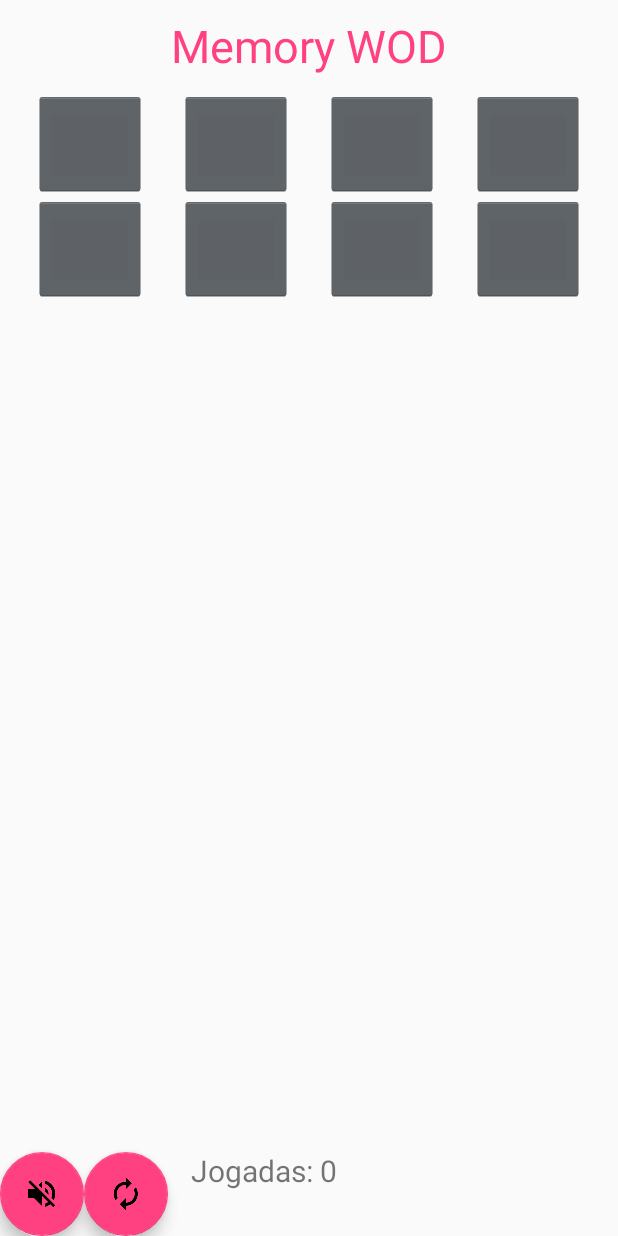
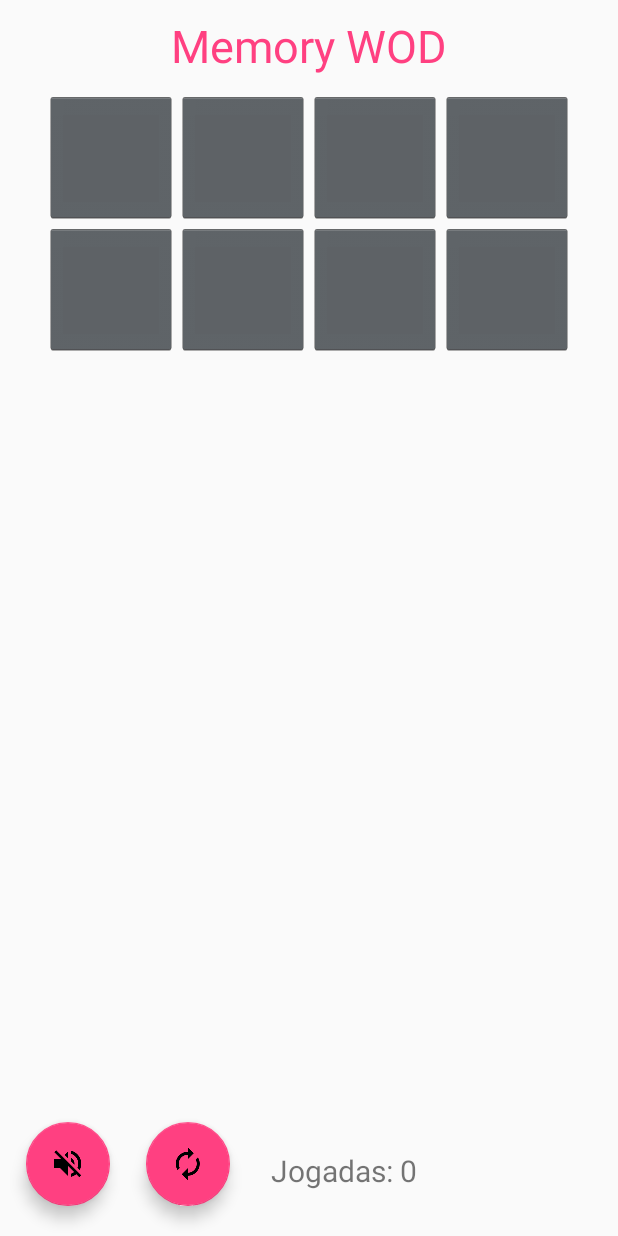
Before and after one commit to uncopyrightedapps/games-memory-wod, an Android app: the screen it shows after launch (PlayGameActivity), after a tap on "FÁCIL", on a phone screen of 412 x 824 dp. Run offline under Robolectric (Android 15) with nearby library versions, the light colour scheme and no system bars.

Commit message:
Layout fixes to support more devices correctly

```diff
--- a/app/src/main/java/org/uncopyrightedapps/games/memory_wod/PieceAdapter.java
+++ b/app/src/main/java/org/uncopyrightedapps/games/memory_wod/PieceAdapter.java
@@ -58,6 +58,7 @@ public class PieceAdapter extends BaseAdapter {
             TextView textView = (TextView) pieceView.findViewById(R.id.pieceText);
             textView.setText(getPieceText(position, piece));
 
+            textView.setHeight(mContext.getGridView().getColumnWidth());
             textView.setOnClickListener(new PieceOnClickListener(mEngine, position));
         } else {
             pieceView = convertView;
--- a/app/src/main/java/org/uncopyrightedapps/games/memory_wod/PlayGameActivity.java
+++ b/app/src/main/java/org/uncopyrightedapps/games/memory_wod/PlayGameActivity.java
@@ -11,7 +11,7 @@ import android.widget.TextView;
 import org.uncopyrightedapps.games.memory_wod.engine.GameEngine;
 
 public class PlayGameActivity extends AppCompatActivity {
-    private GridView gridview;
+    private GridView mGridView;
     private GameEngine mEngine;
     private MediaCenter mMediaCenter;
     private TextView mNumberOfTries;
@@ -33,8 +33,8 @@ public class PlayGameActivity extends AppCompatActivity {
 
         initButtons();
 
-        gridview = (GridView) findViewById(R.id.gridview);
-        gridview.setNumColumns(mEngine.colCount());
+        mGridView = (GridView) findViewById(R.id.gridview);
+        mGridView.setNumColumns(mEngine.colCount());
         setAdapter();
 
         updateNumberOfTries();
@@ -77,7 +77,7 @@ public class PlayGameActivity extends AppCompatActivity {
 
     private void setAdapter() {
         PieceAdapter adapter = new PieceAdapter(this, mEngine, mMediaCenter);
-        gridview.setAdapter(adapter);
+        mGridView.setAdapter(adapter);
     }
 
     @Override
@@ -113,7 +113,7 @@ public class PlayGameActivity extends AppCompatActivity {
         if (actionBar != null) {
             actionBar.hide();
         }
-        gridview.setSystemUiVisibility(
+        mGridView.setSystemUiVisibility(
                 View.SYSTEM_UI_FLAG_LOW_PROFILE
                         | View.SYSTEM_UI_FLAG_FULLSCREEN
                         | View.SYSTEM_UI_FLAG_LAYOUT_STABLE
@@ -121,4 +121,8 @@ public class PlayGameActivity extends AppCompatActivity {
                         | View.SYSTEM_UI_FLAG_LAYOUT_HIDE_NAVIGATION
                         | View.SYSTEM_UI_FLAG_HIDE_NAVIGATION);
     }
+
+    public GridView getGridView() {
+        return mGridView;
+    }
 }
--- a/app/src/main/res/layout/activity_play_game.xml
+++ b/app/src/main/res/layout/activity_play_game.xml
@@ -1,8 +1,8 @@
 <RelativeLayout xmlns:android="http://schemas.android.com/apk/res/android"
-    xmlns:app="http://schemas.android.com/apk/res-auto"
     xmlns:tools="http://schemas.android.com/tools"
     android:layout_width="match_parent"
     android:layout_height="match_parent"
+    xmlns:app="http://schemas.android.com/apk/res-auto"
     tools:context="org.uncopyrightedapps.games.memory_wod.PlayGameActivity">
 
     <TextView
@@ -22,19 +22,25 @@
         android:id="@+id/gridview"
         android:layout_width="match_parent"
         android:layout_height="wrap_content"
+        android:layout_marginLeft="30dp"
+        android:layout_marginRight="30dp"
         android:columnWidth="75dp"
-        android:stretchMode="spacingWidthUniform"
+        android:minHeight="75dp"
+        android:stretchMode="columnWidth"
         android:layout_centerHorizontal="true"
         android:layout_below="@id/mainTitle"
         />
 
     <android.support.design.widget.FloatingActionButton
+        android:id="@+id/soundButton"
         android:layout_width="wrap_content"
         android:layout_height="wrap_content"
         android:layout_alignParentBottom="true"
         android:layout_alignParentStart="true"
+        android:layout_marginStart="5dp"
+        android:layout_marginBottom="2dp"
+        app:useCompatPadding="true"
         android:clickable="true"
-        android:id="@+id/soundButton"
         android:src="@drawable/ic_volume_off_black_24dp" />
 
     <android.support.design.widget.FloatingActionButton
@@ -42,7 +48,9 @@
         android:layout_width="wrap_content"
         android:layout_height="wrap_content"
         android:layout_alignParentBottom="true"
+        android:layout_marginBottom="2dp"
         android:layout_toEndOf="@id/soundButton"
+        app:useCompatPadding="true"
         android:clickable="true"
         android:src="@drawable/ic_autorenew_black_24dp"/>
 
--- a/app/src/main/res/layout/piece_view.xml
+++ b/app/src/main/res/layout/piece_view.xml
@@ -2,7 +2,7 @@
 <LinearLayout xmlns:android="http://schemas.android.com/apk/res/android"
     android:orientation="vertical"
     android:layout_width="match_parent"
-    android:layout_height="75dp">
+    android:layout_height="match_parent">
 
     <TextView
         android:id="@+id/pieceText"
```
